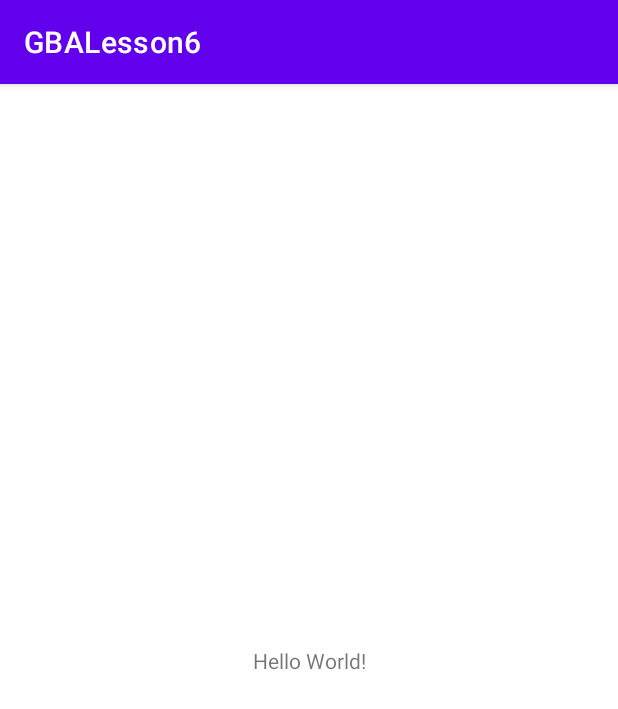
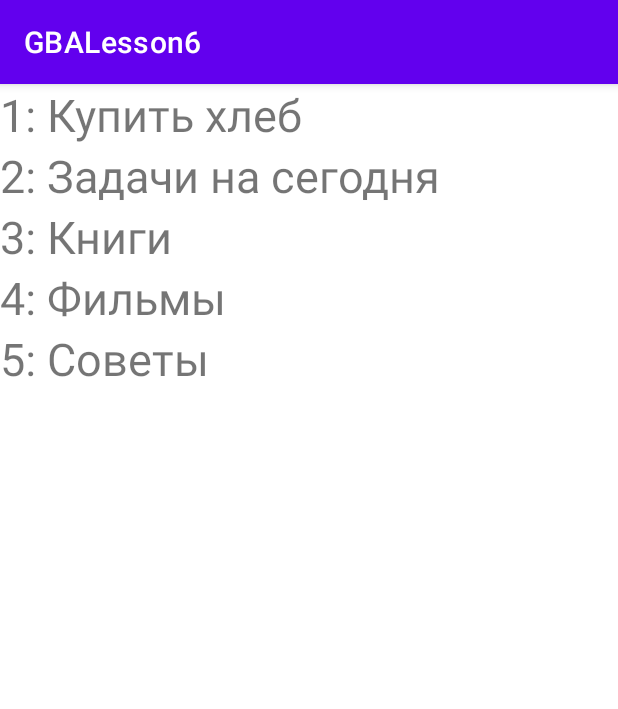
Before and after one commit to Vit-sa07/GBALesson6, an Android app: the screen it shows after launch (MainActivity), on a phone screen of 412 x 824 dp. Shown: the top 709 px of the screen. Run offline under Robolectric (Android 15) with nearby library versions, the phone set to English and light mode, and no system bars.

Commit message:
Задание 6

```diff
--- a/app/src/main/AndroidManifest.xml
+++ b/app/src/main/AndroidManifest.xml
@@ -9,6 +9,7 @@
         android:roundIcon="@mipmap/ic_launcher_round"
         android:supportsRtl="true"
         android:theme="@style/Theme.GBALesson6">
+        <activity android:name=".DetailsActivity"></activity>
         <activity
             android:name=".MainActivity"
             android:exported="true">
--- /dev/null
+++ b/app/src/main/java/com/example/gbalesson6/Notes.java
@@ -0,0 +1,68 @@
+package com.example.gbalesson6;
+
+import android.os.Parcel;
+import android.os.Parcelable;
+
+
+public class Notes implements Parcelable {
+    private String heading;
+    private String noteText;
+    private String date;
+    private int noteIndex;
+
+    public Notes(String theme, String noteText, String date, int index) {
+        this.heading = theme;
+        this.noteText = noteText;
+        this.date = date;
+        this.noteIndex = index;
+
+    }
+
+    protected Notes(Parcel in) {
+        heading = in.readString();
+        noteText = in.readString();
+        date = in.readString();
+        noteIndex = in.readInt();
+    }
+
+    public static final Creator<Notes> CREATOR = new Creator<Notes>() {
+        @Override
+        public Notes createFromParcel(Parcel in) {
+            return new Notes(in);
+        }
+
+        @Override
+        public Notes[] newArray(int size) {
+            return new Notes[size];
+        }
+    };
+
+    public String getHeading() {
+        return heading;
+    }
+
+    public String getNoteText() {
+        return noteText;
+    }
+
+    public String getDate() {
+        return date;
+    }
+
+    public int getNoteIndex() {
+        return noteIndex;
+    }
+
+    @Override
+    public int describeContents() {
+        return 0;
+    }
+
+    @Override
+    public void writeToParcel(Parcel dest, int flags) {
+        dest.writeString(heading);
+        dest.writeString(noteText);
+        dest.writeString(date);
+        dest.writeInt(noteIndex);
+    }
+}
--- /dev/null
+++ b/app/src/main/java/com/example/gbalesson6/NotesListFragment.java
@@ -0,0 +1,123 @@
+package com.example.gbalesson6;
+
+import android.content.Context;
+import android.content.Intent;
+import android.content.res.Configuration;
+import android.os.Bundle;
+
+import androidx.annotation.NonNull;
+import androidx.annotation.Nullable;
+import androidx.fragment.app.Fragment;
+import androidx.fragment.app.FragmentManager;
+import androidx.fragment.app.FragmentTransaction;
+
+import android.view.LayoutInflater;
+import android.view.View;
+import android.view.ViewGroup;
+import android.widget.LinearLayout;
+import android.widget.TextView;
+
+import java.util.ArrayList;
+import java.util.List;
+
+public class NotesListFragment extends Fragment {
+
+    public static final String CURRENT_NOTE = "CurrentNote";
+    private Notes selectedNote;
+    private List<Notes> notesArray = new ArrayList<>();
+    private boolean isLandscape;
+
+    @Override
+    public View onCreateView(LayoutInflater inflater, ViewGroup container,
+                             Bundle savedInstanceState) {
+        return inflater.inflate(R.layout.fragment_notes_list, container, false);
+    }
+
+    @Override
+    public void onViewCreated(@NonNull View view, @Nullable Bundle savedInstanceState) {
+        super.onViewCreated(view, savedInstanceState);
+        Notes note1 = new Notes("Купить хлеб", "После работы", "17.06.2021", 1);
+        Notes note2 = new Notes("Задачи на сегодня", "1) Умыться\n2) Поспать\n3) Позвонить", "18.06.2021", 2);
+        Notes note3 = new Notes("Книги", "Война и мир\nБудующее \nОно 2\n Я", "20.06.2021", 3);
+        Notes note4 = new Notes("Фильмы", "Оно\n Max - 04.07\n Звездные войны", "22.06.2021", 4);
+        Notes note5 = new Notes("Советы", "Улыбаться\nСмотреть\n Интернет", "17.06.2021", 5);
+        notesArray.add(note1);
+        notesArray.add(note2);
+        notesArray.add(note3);
+        notesArray.add(note4);
+        notesArray.add(note5);
+
+        initList(view);
+
+    }
+    private void initList(View view) {
+        LinearLayout layoutView = (LinearLayout)view;
+        for(Notes note : notesArray ){
+            TextView tv = new TextView(getContext());
+            String tvString = note.getNoteIndex() + ": " + note.getHeading();
+            tv.setText(tvString);
+            tv.setTextSize(30);
+            layoutView.addView(tv);
+            tv.setOnClickListener(v -> {
+                selectedNote = note;
+                showNoteDetails(selectedNote);
+            });
+
+        }
+    }
+
+    private void showNoteDetails(Notes selectedNote) {
+        if (isLandscape){
+            showLandNoteDetails(selectedNote);
+        } else {
+            showPortNoteDetails(selectedNote);
+        }
+    }
+
+    private void showPortNoteDetails(Notes selectedNote) {
+        Intent intent = new Intent();
+        intent.setClass(getActivity(),DetailsActivity.class);
+        intent.putExtra(NoteDetailsFragment.ARG_INDEX, selectedNote);
+        startActivity(intent);
+    }
+
+    private void showLandNoteDetails(Notes selectedNote) {
+        NoteDetailsFragment details = NoteDetailsFragment.newInstance(selectedNote);
+
+        FragmentManager fragmentManager = requireActivity().getSupportFragmentManager();
+        FragmentTransaction fragmentTransaction = fragmentManager.beginTransaction();
+        fragmentTransaction.replace(R.id.frameNoteDetails, details);
+        fragmentTransaction.setTransition(FragmentTransaction.TRANSIT_FRAGMENT_FADE);
+        fragmentTransaction.commit();
+    }
+
+
+    @Override
+    public void onAttach(@NonNull Context context) {
+        super.onAttach(context);
+
+        isLandscape = getResources().getConfiguration().orientation == Configuration.ORIENTATION_LANDSCAPE;
+    }
+
+    @Override
+    public void onSaveInstanceState(@NonNull Bundle outState) {
+        outState.putParcelable(CURRENT_NOTE, selectedNote);
+        super.onSaveInstanceState(outState);
+    }
+
+    @Override
+    public void onViewStateRestored(@Nullable Bundle savedInstanceState) {
+        super.onViewStateRestored(savedInstanceState);
+        if(savedInstanceState != null){
+            selectedNote = savedInstanceState.getParcelable(CURRENT_NOTE);
+        } else {
+            selectedNote = notesArray.get(0);
+        }
+
+        if (isLandscape) {
+            showLandNoteDetails(selectedNote);
+        }
+    }
+
+
+}
--- /dev/null
+++ b/app/src/main/res/layout-land/activity_main.xml
@@ -0,0 +1,6 @@
+<?xml version="1.0" encoding="utf-8"?>
+<androidx.constraintlayout.widget.ConstraintLayout xmlns:android="http://schemas.android.com/apk/res/android"
+    android:layout_width="match_parent"
+    android:layout_height="match_parent">
+
+</androidx.constraintlayout.widget.ConstraintLayout>
--- a/app/src/main/res/layout/activity_main.xml
+++ b/app/src/main/res/layout/activity_main.xml
@@ -1,18 +1,15 @@
 <?xml version="1.0" encoding="utf-8"?>
-<androidx.constraintlayout.widget.ConstraintLayout xmlns:android="http://schemas.android.com/apk/res/android"
-    xmlns:app="http://schemas.android.com/apk/res-auto"
+
+<FrameLayout xmlns:android="http://schemas.android.com/apk/res/android"
     xmlns:tools="http://schemas.android.com/tools"
     android:layout_width="match_parent"
     android:layout_height="match_parent"
     tools:context=".MainActivity">
+<androidx.fragment.app.FragmentContainerView
+    android:id="@+id/fragmentNotesList"
+    android:name="com.example.gbalesson6.NotesListFragment"
+    android:layout_width="match_parent"
+    android:layout_height="match_parent" />
 
-    <TextView
-        android:layout_width="wrap_content"
-        android:layout_height="wrap_content"
-        android:text="Hello World!"
-        app:layout_constraintBottom_toBottomOf="parent"
-        app:layout_constraintLeft_toLeftOf="parent"
-        app:layout_constraintRight_toRightOf="parent"
-        app:layout_constraintTop_toTopOf="parent" />
 
-</androidx.constraintlayout.widget.ConstraintLayout>
+    </FrameLayout>
--- /dev/null
+++ b/app/src/main/res/layout/fragment_notes_list.xml
@@ -0,0 +1,6 @@
+<?xml version="1.0" encoding="utf-8"?>
+<LinearLayout xmlns:android="http://schemas.android.com/apk/res/android"
+    android:orientation="vertical"
+    android:layout_width="match_parent"
+    android:layout_height="match_parent">
+</LinearLayout>
```
Also changed, not shown: app/src/main/java/com/example/gbalesson6/DetailsActivity.java (added, +28 -0 lines), app/src/main/java/com/example/gbalesson6/NoteDetailsFragment.java (added, +57 -0 lines), app/src/main/res/layout/activity_details.xml (added, +16 -0 lines), app/src/main/res/layout/fragment_note_details.xml (added, +41 -0 lines), app/src/main/res/values/dimens.xml (added, +7 -0 lines).
